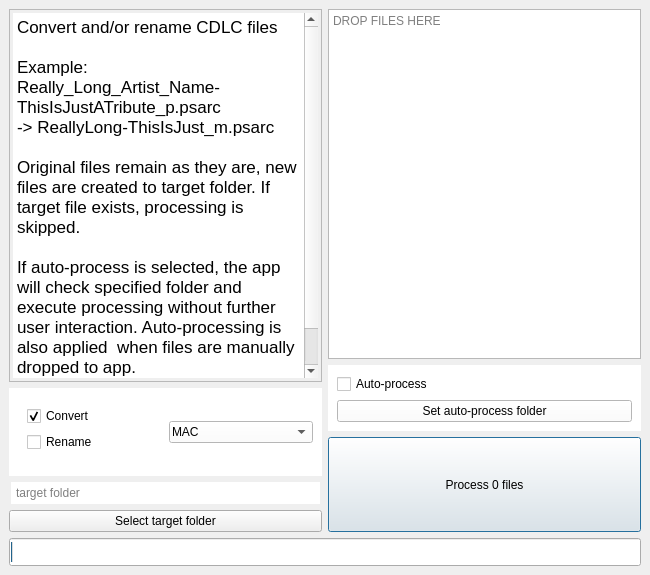
Before: the Qt Designer form src/mainwindow.ui in glebb/rocksmithconvert, drawn with Qt 5.
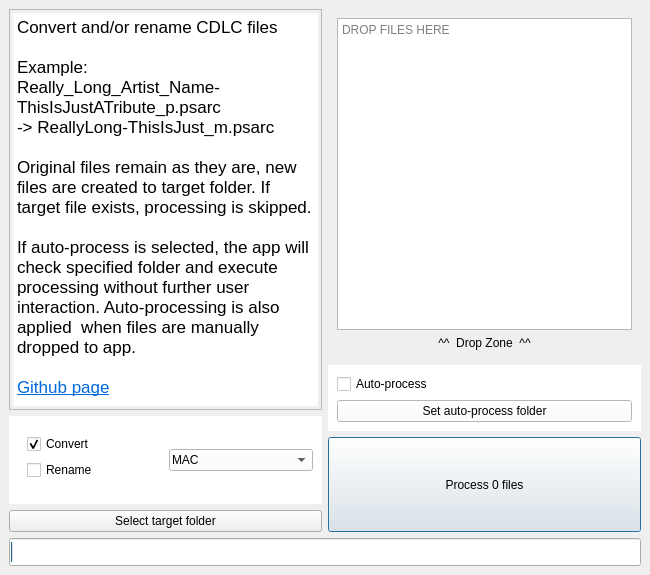
After: the same form once the commit is applied. Custom widgets are drawn as their Qt base class.

Commit message: Readme update and folder names in buttons

Patch:
```diff
--- a/src/mainwindow.ui
+++ b/src/mainwindow.ui
@@ -57,16 +57,50 @@
     <item row="0" column="1">
      <layout class="QVBoxLayout" name="verticalLayout_2">
       <item>
-       <widget class="DropArea" name="plainTextEdit">
-        <property name="lineWrapMode">
-         <enum>QPlainTextEdit::NoWrap</enum>
+       <widget class="QWidget" name="widget_4" native="true">
+        <property name="sizePolicy">
+         <sizepolicy hsizetype="Expanding" vsizetype="Preferred">
+          <horstretch>0</horstretch>
+          <verstretch>0</verstretch>
+         </sizepolicy>
         </property>
-        <property name="readOnly">
-         <bool>true</bool>
+        <property name="minimumSize">
+         <size>
+          <width>0</width>
+          <height>0</height>
+         </size>
         </property>
-        <property name="placeholderText">
-         <string>DROP FILES HERE</string>
-        </property>
+        <layout class="QGridLayout" name="gridLayout_3">
+         <item row="0" column="0">
+          <widget class="DropArea" name="plainTextEdit">
+           <property name="toolTip">
+            <string>DROP FILES HERE</string>
+           </property>
+           <property name="lineWrapMode">
+            <enum>QPlainTextEdit::NoWrap</enum>
+           </property>
+           <property name="readOnly">
+            <bool>true</bool>
+           </property>
+           <property name="centerOnScroll">
+            <bool>false</bool>
+           </property>
+           <property name="placeholderText">
+            <string>DROP FILES HERE</string>
+           </property>
+          </widget>
+         </item>
+         <item row="1" column="0">
+          <widget class="QLabel" name="label">
+           <property name="text">
+            <string>^^  Drop Zone  ^^</string>
+           </property>
+           <property name="alignment">
+            <set>Qt::AlignCenter</set>
+           </property>
+          </widget>
+         </item>
+        </layout>
        </widget>
       </item>
       <item>
@@ -202,7 +236,7 @@
       <item>
        <widget class="QWidget" name="widget" native="true">
         <property name="sizePolicy">
-         <sizepolicy hsizetype="Minimum" vsizetype="Minimum">
+         <sizepolicy hsizetype="Preferred" vsizetype="Maximum">
           <horstretch>0</horstretch>
           <verstretch>0</verstretch>
          </sizepolicy>
@@ -305,37 +339,6 @@
         </layout>
        </widget>
       </item>
-      <item>
-       <widget class="QLineEdit" name="lineEditTarget">
-        <property name="enabled">
-         <bool>true</bool>
-        </property>
-        <property name="acceptDrops">
-         <bool>false</bool>
-        </property>
-        <property name="layoutDirection">
-         <enum>Qt::RightToLeft</enum>
-        </property>
-        <property name="styleSheet">
-         <string notr="true">padding: 3px ; margin-left: 2px; margin-right: 2px;</string>
-        </property>
-        <property name="frame">
-         <bool>false</bool>
-        </property>
-        <property name="cursorPosition">
-         <number>0</number>
-        </property>
-        <property name="alignment">
-         <set>Qt::AlignJustify|Qt::AlignVCenter</set>
-        </property>
-        <property name="readOnly">
-         <bool>true</bool>
-        </property>
-        <property name="placeholderText">
-         <string>target folder</string>
-        </property>
-       </widget>
-      </item>
       <item>
        <widget class="QPushButton" name="pushButtonSelectTarget">
         <property name="sizePolicy">
```
Left out of the diff: 4 changed lines with no effect on the pictures. The commit also changes 6 other files.
